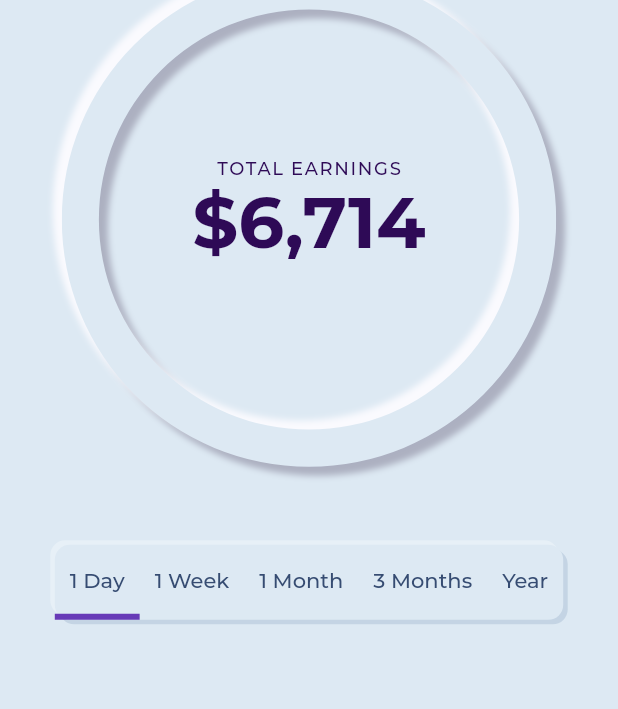
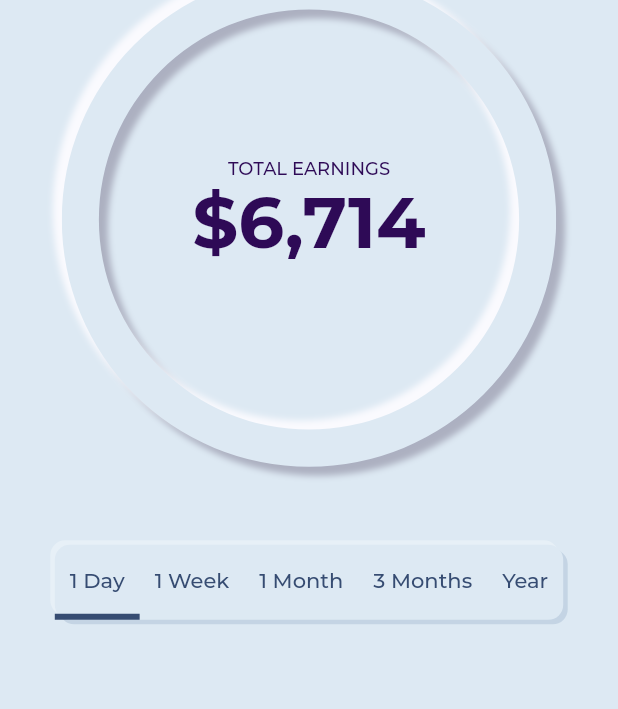
Before and after one commit to afdreher/alpha_crm, a Flutter app: the screen it shows after launch, after a tap on "Earnings", on a phone screen of 412 x 824 dp. Shown: the part 280-989 px from the top of the screen. Run offline on Flutter 3.47's test engine with Material 2 defaults, Android fonts, the phone set to English and light mode, and no system bars; drawn by our look-alikes of auto_size_text; project files that could hold a hidden picture were left out.

Commit message:
Style cleanup
Tries to break fewer things, but at the expense of some constants.  I'll get around to making these more dynamic later, if necessary.

```diff
--- a/lib/alerts.dart
+++ b/lib/alerts.dart
@@ -1,7 +1,6 @@
 import 'package:flutter/material.dart';
 
 Future<void> notImplemented(BuildContext context) {
-  final textTheme = Theme.of(context).textTheme;
   return showDialog<void>(
     context: context,
     barrierDismissible: false, // user must tap button!
@@ -9,17 +8,17 @@ Future<void> notImplemented(BuildContext context) {
       return AlertDialog(
         title: Text(
           "Sorry",
-          style: textTheme.subhead,
+          style: Theme.of(context).textTheme.subhead,
         ),
         content: Text(
           'This feature is not yet implemented',
-          style: textTheme.display1,
+          style: Theme.of(context).textTheme.body1,
         ),
         actions: <Widget>[
           FlatButton(
             child: Text(
               'Oh well',
-              style: textTheme.display1,
+              style: Theme.of(context).textTheme.button,
             ),
             onPressed: () {
               Navigator.of(context).pop();
--- a/lib/alpha_list_tile.dart
+++ b/lib/alpha_list_tile.dart
@@ -12,7 +12,7 @@ class AlphaListTile extends StatelessWidget {
       title: Text(
         this.title,
         textAlign: TextAlign.left,
-        style: Theme.of(context).textTheme.display1,
+        style: Theme.of(context).textTheme.button,
       ),
       onTap: this.onTap,
     );
--- a/lib/earnings_page.dart
+++ b/lib/earnings_page.dart
@@ -8,6 +8,7 @@ import 'package:flutter/material.dart';
 import 'package:intl/intl.dart';
 import 'package:provider/provider.dart';
 
+import 'theme.dart';
 import 'user_model.dart';
 
 class EarningsPage extends StatefulWidget {
@@ -29,11 +30,8 @@ class EarningsPage extends StatefulWidget {
 class EarningsCell extends StatelessWidget {
   final String title;
   final String value;
-  final Color textColor;
 
-  const EarningsCell({Key key, this.title,
-    this.value,
-  this.textColor}) : super(key: key);
+  const EarningsCell({Key key, this.title, this.value}) : super(key: key);
 
   @override
   Widget build(BuildContext context) {
@@ -41,19 +39,11 @@ class EarningsCell extends StatelessWidget {
       children: <Widget>[
         Text(
           this.title,
-          style: TextStyle(
-            fontSize: 12.0,
-            fontWeight: FontWeight.w500,
-            color: this.textColor,
-          ),
+          style: earningsLabelStyle,
         ),
         Text(
           this.value,
-          style: TextStyle(
-            fontSize: 48.0,
-            fontWeight: FontWeight.w700,
-            color: this.textColor,
-          ),
+          style: earningsValueStyle,
         )
       ],
     );
@@ -63,8 +53,6 @@ class EarningsCell extends StatelessWidget {
 class _EarningsPageState extends State<EarningsPage> {
   final currencyFormatter =
       NumberFormat.currency(symbol: "\$", decimalDigits: 0);
-  final Color controlShadowColor = Color.fromRGBO(167, 170, 187, 0.9);
-  final Color purpleTextColor = const Color.fromRGBO(46, 10, 86, 1.0);
 
   Widget _buildUnimplementedChild(BuildContext context, String title) {
     return Center(
@@ -78,7 +66,7 @@ class _EarningsPageState extends State<EarningsPage> {
           padding: EdgeInsets.symmetric(horizontal: 10.0),
           child: Text(
             title,
-            style: Theme.of(context).textTheme.display3,
+            style: actionStyle,
           ),
         ),
       ),
@@ -120,10 +108,7 @@ class _EarningsPageState extends State<EarningsPage> {
         // Set the app bar to transparent to just have the hamburger button and
         // title
         centerTitle: true,
-        title: Text(
-          "EARNINGS",
-          style: Theme.of(context).textTheme.display4,
-        ),
+        title: Text("EARNINGS", style: titleStyle),
         backgroundColor: Colors.transparent,
         elevation: 0.0,
         iconTheme: Theme.of(context).iconTheme,
@@ -154,7 +139,7 @@ class _EarningsPageState extends State<EarningsPage> {
                             margin: EdgeInsets.symmetric(horizontal: 6.0),
                             child: Text(
                               "July 1 - 31, 2020",
-                              style: Theme.of(context).textTheme.display3,
+                              style: actionStyle,
                             ),
                           ),
                         ],
@@ -172,8 +157,7 @@ class _EarningsPageState extends State<EarningsPage> {
                               direction: "down",
                               source: "images/icons/pie.png"),
                           _buildButton(context,
-                              direction: "up",
-                              source: "images/icons/line.png"),
+                              direction: "up", source: "images/icons/line.png"),
                         ],
                       ),
                     ),
@@ -220,25 +204,16 @@ class _EarningsPageState extends State<EarningsPage> {
                           children: <Widget>[
                             Text(
                               "TOTAL EARNINGS",
-                              style: TextStyle(
-                                fontSize: 12.0,
-                                fontWeight: FontWeight.w500,
-                                letterSpacing: 1.1,
-                                color: purpleTextColor,
-                              ),
+                              style: earningsLabelStyle,
                             ),
                             AutoSizeText(
                               currencyFormatter.format(user.totalEarnings),
                               maxLines: 1,
-                              style: TextStyle(
-                                fontSize: 48.0,
-                                fontWeight: FontWeight.w700,
-                                color: purpleTextColor,
-                              ),
+                              style: earningsValueStyle,
                             ),
                             SizedBox(
                               height: 10.0,
-                            )
+                            ),
                           ],
                         ),
                       ),
@@ -276,20 +251,19 @@ class _EarningsPageState extends State<EarningsPage> {
                           EarningsCell(
                             title: "SERVICES / SALES",
                             value: user.servicesToSales.toString(),
-                              textColor: purpleTextColor),
+                          ),
                           EarningsCell(
                             title: "AVERAGE SALE",
-                              value:
-                                  currencyFormatter.format(user.averageSale),
-                              textColor: purpleTextColor),
+                            value: currencyFormatter.format(user.averageSale),
+                          ),
                           EarningsCell(
                             title: "RETURNS",
                             value: currencyFormatter.format(user.returns),
-                              textColor: purpleTextColor),
+                          ),
                           EarningsCell(
                             title: "DISCOUNTS",
                             value: user.discounts.toString(),
-                              textColor: purpleTextColor),
+                          ),
                         ],
                       ),
                     ),
--- a/lib/main.dart
+++ b/lib/main.dart
@@ -3,6 +3,7 @@ import 'package:provider/provider.dart';
 
 import 'earnings_page.dart';
 import 'main_page.dart';
+import 'theme.dart';
 import 'user_model.dart';
 
 void main() => runApp(
@@ -13,11 +14,6 @@ void main() => runApp(
     );
 
 class MyApp extends StatelessWidget {
-  final Color textPurple = const Color.fromRGBO(46, 10, 86, 1.0);
-  final Color backgroundBlue = const Color.fromRGBO(221, 233, 243, 1.0);
-  final Color accentBlue = const Color.fromRGBO(202, 221, 239, 1.0);
-  final Color mediumBlue = const Color.fromRGBO(54, 76, 114, 1.0);
-
   // This widget is the root of your application.
   @override
   Widget build(BuildContext context) {
@@ -30,39 +26,19 @@ class MyApp extends StatelessWidget {
       theme: ThemeData(
         fontFamily: 'Montserrat',
         primarySwatch: Colors.lightBlue,
-        accentColor: Colors.deepPurple,
+        accentColor: mediumBlue,
         scaffoldBackgroundColor: backgroundBlue,
         textTheme: TextTheme(
-          headline: TextStyle(
-            fontSize: 80.0,
-            fontWeight: FontWeight.bold,
-            color: textPurple,
-          ),
-          subhead: TextStyle(
-            fontSize: 32.0,
-            fontWeight: FontWeight.w800,
-            color: textPurple,
-          ),
-          display1: TextStyle(
+          subhead: mainButtonStyle,
+          body1: TextStyle(
             fontSize: 22.0,
             fontWeight: FontWeight.w500,
-            color: textPurple,
+            color: purpleTextColor,
           ),
-          display2: TextStyle(
+          button: TextStyle(
             fontSize: 22.0,
             fontWeight: FontWeight.w500,
-            color: textPurple,
-          ),
-          display3: TextStyle(
-            fontSize: 14.0,
-            fontWeight: FontWeight.w500,
-            color: mediumBlue,
-          ),
-          display4: TextStyle(
-            fontSize: 30.0,
-            fontWeight: FontWeight.w700,
-            letterSpacing: 2,
-            color: mediumBlue,
+            color: purpleTextColor,
           ),
         ),
         iconTheme: IconThemeData(
--- a/lib/main_page.dart
+++ b/lib/main_page.dart
@@ -1,10 +1,10 @@
+import 'package:alphacrm/theme.dart';
 import 'package:auto_size_text/auto_size_text.dart';
 import 'package:flutter/material.dart';
 import 'package:provider/provider.dart';
 
 import 'alerts.dart';
 import 'alpha_drawer.dart';
-import 'earnings_page.dart';
 import 'main_page_button.dart';
 import 'user_model.dart';
 
@@ -58,7 +58,7 @@ class _MainPageState extends State<MainPage> {
                     Text(
                       "WELCOME BACK",
                       textAlign: TextAlign.right,
-                      style: Theme.of(context).textTheme.display1,
+                      style: welcomeStyle,
                     ),
                     Consumer<UserModel>(
                       builder: (context, user, child) {
@@ -67,7 +67,7 @@ class _MainPageState extends State<MainPage> {
                           child: AutoSizeText(
                             user.name,
                             textAlign: TextAlign.left,
-                            style: Theme.of(context).textTheme.headline,
+                            style: nameStyle,
                             maxLines: 1,
                           ),
                         );
--- a/lib/main_page_button.dart
+++ b/lib/main_page_button.dart
@@ -2,6 +2,7 @@ import 'package:auto_size_text/auto_size_text.dart';
 import 'package:flutter/material.dart';
 
 import 'alpha_elevation.dart';
+import 'theme.dart';
 
 class MainPageButton extends StatelessWidget {
   final String title;
@@ -23,7 +24,7 @@ class MainPageButton extends StatelessWidget {
           child: AutoSizeText(
             this.title,
             textAlign: TextAlign.left,
-            style: Theme.of(context).textTheme.display2,
+            style: mainButtonStyle,
             maxLines: 1,
           ),
         ),
--- /dev/null
+++ b/lib/theme.dart
@@ -0,0 +1,61 @@
+import 'package:flutter/material.dart';
+
+// This is to avoid duplication and stepping on the standard fonts.
+const Color purpleTextColor = const Color.fromRGBO(46, 10, 86, 1.0);
+
+const Color accentBlue = const Color.fromRGBO(202, 221, 239, 1.0);
+const Color backgroundBlue = const Color.fromRGBO(221, 233, 243, 1.0);
+const Color mediumBlue = const Color.fromRGBO(54, 76, 114, 1.0);
+
+final Color controlShadowColor = Color.fromRGBO(167, 170, 187, 0.9);
+
+const TextStyle nameStyle = TextStyle(
+  fontSize: 80.0,
+  fontWeight: FontWeight.bold,
+  color: purpleTextColor,
+);
+
+const TextStyle mainButtonStyle = TextStyle(
+  fontSize: 32.0,
+  fontWeight: FontWeight.w800,
+  color: purpleTextColor,
+);
+
+const TextStyle buttonLabelStyle = TextStyle(
+  fontSize: 22.0,
+  fontWeight: FontWeight.w500,
+  color: purpleTextColor,
+);
+
+const TextStyle welcomeStyle = TextStyle(
+  fontSize: 22.0,
+  fontWeight: FontWeight.w500,
+  color: purpleTextColor,
+);
+
+const TextStyle earningsLabelStyle = TextStyle(
+  fontSize: 12.0,
+  fontWeight: FontWeight.w500,
+  color: purpleTextColor,
+);
+
+const TextStyle earningsValueStyle = TextStyle(
+  fontSize: 48.0,
+  fontWeight: FontWeight.w700,
+  color: purpleTextColor,
+);
+
+// Style used for the headers of the secondary pages
+const TextStyle titleStyle = TextStyle(
+  fontSize: 30.0,
+  fontWeight: FontWeight.w700,
+  letterSpacing: 2,
+  color: mediumBlue,
+);
+
+// Style used for action items on the secondary pages
+const TextStyle actionStyle = TextStyle(
+  fontSize: 14.0,
+  fontWeight: FontWeight.w500,
+  color: mediumBlue,
+);
```
Lines whose indentation alone changed are shown as unchanged.
